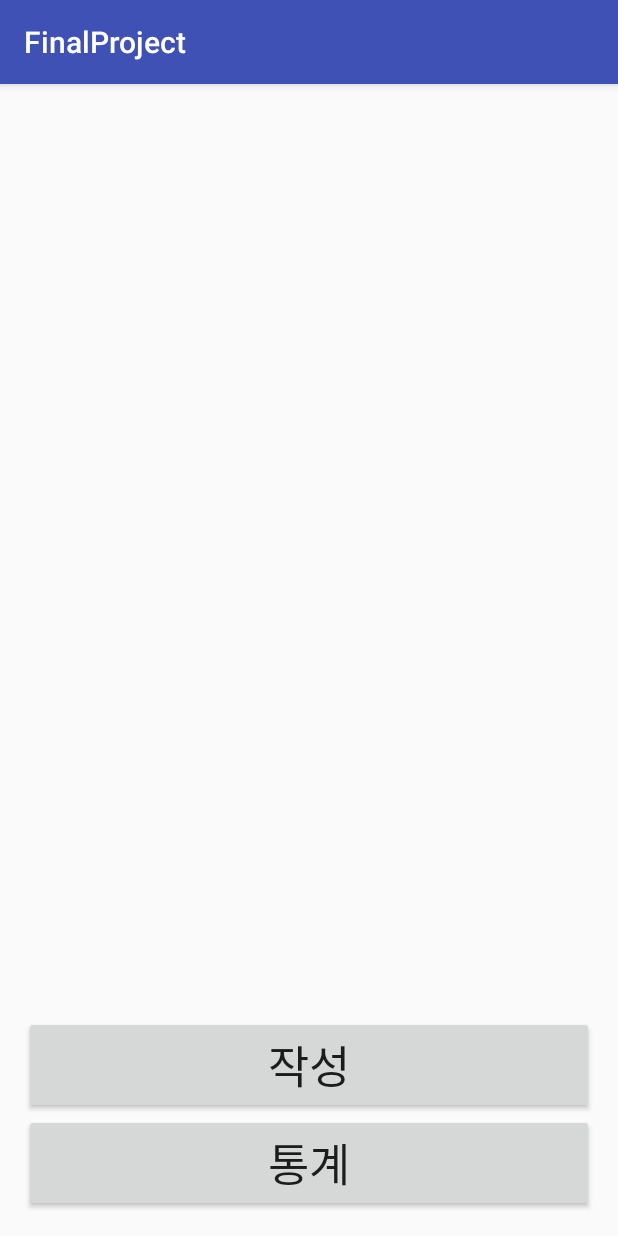
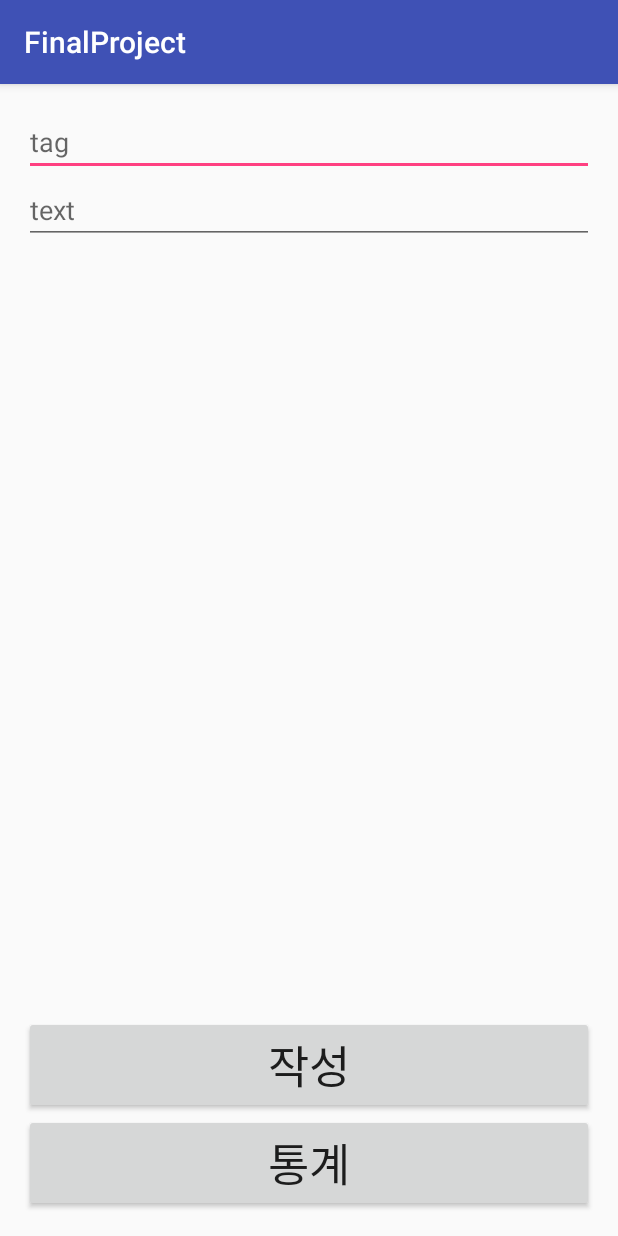
Before and after one commit to eomjeongho/FinalProject, an Android app: the screen it shows after launch (MainActivity), on a phone screen of 412 x 824 dp. Run offline under Robolectric (Android 15) with nearby library versions, the phone set to English and light mode, and no system bars.

```diff
--- a/app/src/main/AndroidManifest.xml
+++ b/app/src/main/AndroidManifest.xml
@@ -1,6 +1,10 @@
 <?xml version="1.0" encoding="utf-8"?>
 <manifest xmlns:android="http://schemas.android.com/apk/res/android"
     package="kr.ac.kookmin.eomjenogho.finalproject">
+
+    <uses-permission android:name="android.permission.INTERNET" />
+    <uses-permission android:name="android.permission.ACCESS_COARSE_LOCATION" />
+    <uses-permission android:name="android.permission.ACCESS_FINE_LOCATION" />
 
     <application
         android:allowBackup="true"
@@ -15,7 +19,6 @@
                 <category android:name="android.intent.category.LAUNCHER" />
             </intent-filter>
         </activity>
-        <activity android:name=".Write" />
         <activity android:name=".Read"></activity>
     </application>
 
--- a/app/src/main/res/layout/activity_main.xml
+++ b/app/src/main/res/layout/activity_main.xml
@@ -32,5 +32,30 @@
             android:id="@+id/btnRead"
             android:layout_gravity="center_horizontal"
             android:textSize="30dp" />
+
     </LinearLayout>
+
+    <LinearLayout
+        android:orientation="vertical"
+        android:layout_width="match_parent"
+        android:layout_height="wrap_content"
+        android:layout_alignParentTop="true"
+        android:layout_centerHorizontal="true">
+
+        <EditText
+            android:layout_width="match_parent"
+            android:layout_height="wrap_content"
+            android:id="@+id/editTextTag"
+            android:layout_alignParentTop="true"
+            android:layout_alignParentLeft="true"
+            android:layout_alignParentStart="true"
+            android:hint="tag" />
+
+        <EditText
+            android:layout_width="match_parent"
+            android:layout_height="wrap_content"
+            android:id="@+id/editTextText"
+            android:hint="text" />
+    </LinearLayout>
+
 </RelativeLayout>
```
Also changed, not shown: app/src/main/java/kr/ac/kookmin/eomjenogho/finalproject/Write.java (deleted, +0 -24 lines), app/src/main/res/layout/activity_write.xml (deleted, +0 -42 lines).
